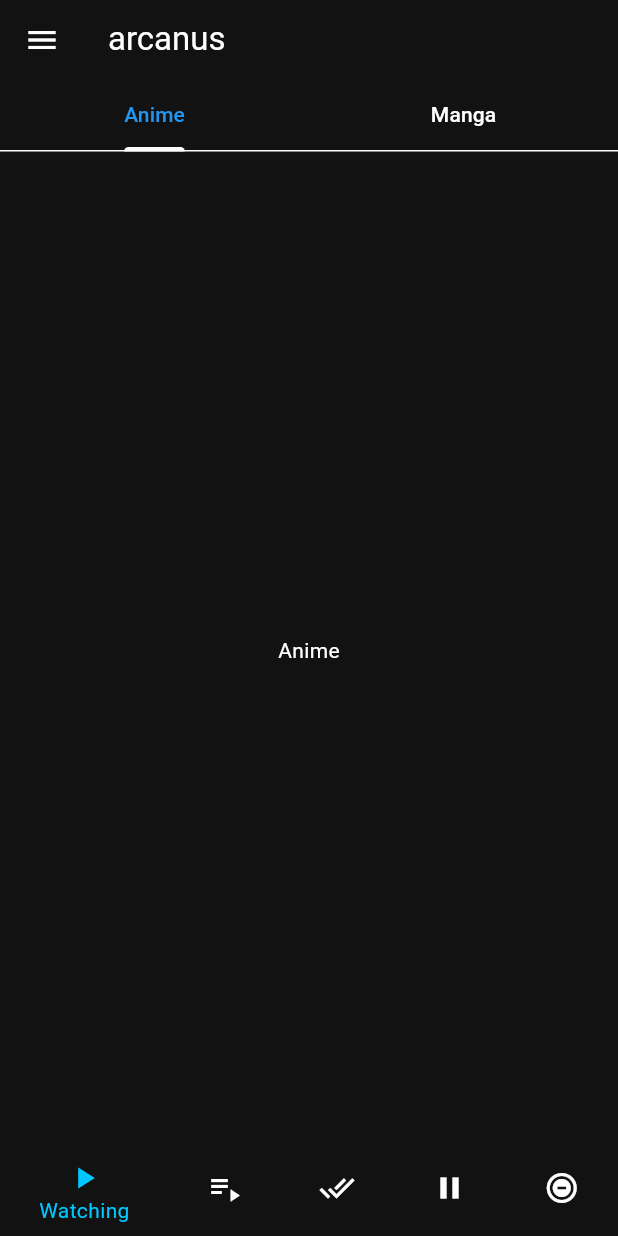
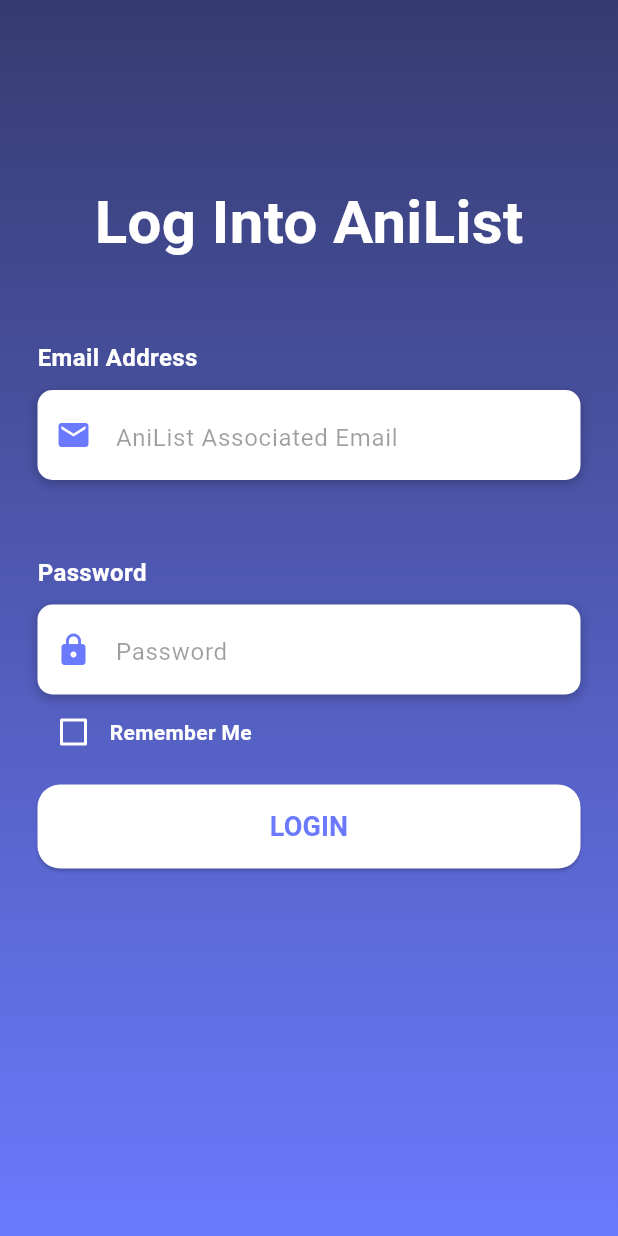
Before and after one commit to yenuGH/arcanus_reborn, a Flutter app: the screen it shows after launch, on a phone screen of 412 x 824 dp. Run offline on Flutter 3.47's test engine with Material 2 defaults, Android fonts, the phone set to English and light mode, and no system bars; our stand-ins replace bloc, equatable, flutter_bloc, graphql_flutter.

Commit message:
create a login page ui

```diff
--- a/lib/main.dart
+++ b/lib/main.dart
@@ -26,7 +26,7 @@ class _MyAppState extends State<MyApp> {
       title: 'Arcanus',
       theme: ArcanusTheme().arcanusTheme,
       //home: const HomePage(title: "arcanus"),
-      initialRoute: "/home_page",
+      initialRoute: "/login_page",
       onGenerateRoute: AppRoutes().onGenerateRoute,
     );
   }
--- /dev/null
+++ b/lib/pages/login_page.dart
@@ -0,0 +1,197 @@
+import 'package:flutter/material.dart';
+import 'package:flutter/services.dart';
+
+class LoginPage extends StatefulWidget {
+  const LoginPage({super.key});
+
+  @override
+  State<LoginPage> createState() => _LoginPageState();
+}
+
+class _LoginPageState extends State<LoginPage> {
+// Widget for 'Remember Me'
+  bool rememberMe = false;
+  Widget buildRememberMe() {
+    return Container(
+      height: 20,
+      child: Row(
+        children: <Widget>[
+          Theme(
+            data: ThemeData(unselectedWidgetColor: Colors.white),
+            child: Checkbox(
+              value: rememberMe,
+              checkColor: Colors.blue,
+              activeColor: Colors.white,
+              onChanged: (value) {
+                setState(() {
+                  rememberMe = value!;
+                });
+              },
+            ),
+          ),
+          const Text(
+            'Remember Me',
+            style: TextStyle(color: Colors.white, fontWeight: FontWeight.bold),
+          )
+        ],
+      ),
+    );
+  }
+
+  // The actual login page
+  @override
+  Widget build(BuildContext context) {
+    return Scaffold(
+        body: AnnotatedRegion<SystemUiOverlayStyle>(
+            value: SystemUiOverlayStyle.dark,
+            child: GestureDetector(
+              child: Stack(
+                children: <Widget>[
+                  Container(
+                    height: double.infinity,
+                    width: double.infinity,
+                    decoration: const BoxDecoration(
+                        // Creating a background
+                        gradient: LinearGradient(
+                            begin: Alignment.topCenter,
+                            end: Alignment.bottomCenter,
+                            colors: [
+                          Color(0x666B7AFD),
+                          Color(0x996B7AFD),
+                          Color(0xcc6B7AFD),
+                          Color(0xff6B7AFD),
+                        ])),
+                    child: SingleChildScrollView(
+                      physics: const AlwaysScrollableScrollPhysics(),
+                      padding: const EdgeInsets.symmetric(
+                        horizontal: 25,
+                        vertical: 120,
+                      ),
+                      // Creating a column for title, widgets/buttons
+                      child: Column(
+                        mainAxisAlignment: MainAxisAlignment.center,
+                        children: <Widget>[
+                          const Text(
+                            'Log Into AniList',
+                            style: TextStyle(
+                                color: Colors.white,
+                                fontSize: 40,
+                                fontWeight: FontWeight.bold),
+                          ),
+                          // Create indent box
+                          // Create email widget
+                          const SizedBox(height: 50),
+                          buildEmail(),
+                          // Create indent box
+                          // Create password widget
+                          const SizedBox(height: 50),
+                          buildPassword(),
+                          const SizedBox(height: 15),
+                          // Create smaller indent box
+                          // Create remember me widget
+                          buildRememberMe(),
+                          // Create login widget/button
+                          buildLoginButton(context),
+                        ],
+                      ),
+                    ),
+                  )
+                ],
+              ),
+            )));
+  }
+
+  Widget buildPassword() {
+  return Column(
+    crossAxisAlignment: CrossAxisAlignment.start,
+    children: <Widget>[
+      const Text(
+        'Password',
+        style: TextStyle(
+            color: Colors.white, fontSize: 16, fontWeight: FontWeight.bold),
+      ),
+      const SizedBox(height: 10),
+      Container(
+        alignment: Alignment.centerLeft,
+        decoration: BoxDecoration(
+            color: Colors.white,
+            borderRadius: BorderRadius.circular(10),
+            boxShadow: const [
+              BoxShadow(
+                  color: Colors.black26, blurRadius: 6, offset: Offset(0, 2))
+            ]),
+        height: 60,
+        child: const TextField(
+          obscureText: true,
+          style: TextStyle(color: Colors.black87),
+          decoration: InputDecoration(
+              border: InputBorder.none,
+              contentPadding: EdgeInsets.only(top: 14),
+              prefixIcon: Icon(Icons.lock, color: Color(0xff6B7AFD)),
+              hintText: 'Password',
+              hintStyle: TextStyle(color: Colors.black38)),
+        ),
+      )
+    ]);
+  }
+
+  Widget buildEmail() {
+  return Column(
+    crossAxisAlignment: CrossAxisAlignment.start,
+    children: <Widget>[
+      const Text(
+        'Email Address',
+        style: TextStyle(
+            color: Colors.white, fontSize: 16, fontWeight: FontWeight.bold),
+      ),
+      const SizedBox(height: 10),
+      Container(
+        alignment: Alignment.centerLeft,
+        decoration: BoxDecoration(
+            color: Colors.white,
+            borderRadius: BorderRadius.circular(10),
+            boxShadow: const [
+              BoxShadow(
+                  color: Colors.black26, blurRadius: 6, offset: Offset(0, 2))
+            ]),
+        height: 60,
+        child: const TextField(
+          keyboardType: TextInputType.emailAddress,
+          style: TextStyle(color: Colors.black87),
+          decoration: InputDecoration(
+              border: InputBorder.none,
+              contentPadding: EdgeInsets.only(top: 14),
+              prefixIcon: Icon(Icons.email, color: Color(0xff6B7AFD)),
+              hintText: 'AniList Associated Email',
+              hintStyle: TextStyle(color: Colors.black38)),
+        ),
+      )
+    ]);
+  }
+
+  Widget buildLoginButton(BuildContext context) {
+    return Container(
+      padding: const EdgeInsets.symmetric(vertical: 25),
+      width: double.infinity,
+      child: ElevatedButton(
+        onPressed: () {
+          Navigator.pushReplacementNamed(context, "/home_page");
+        },
+        style: ElevatedButton.styleFrom(
+          primary: Colors.white,
+          padding: const EdgeInsets.all(15),
+          shape: RoundedRectangleBorder(
+            borderRadius: BorderRadius.circular(15),
+          ),
+        ),
+        child: const Text(
+          'LOGIN',
+          style: TextStyle(
+              color: Color(0xff6B7AFD),
+              fontSize: 18,
+              fontWeight: FontWeight.bold),
+        ),
+      ),
+    );
+  }
+}
--- a/lib/routes/app_routes.dart
+++ b/lib/routes/app_routes.dart
@@ -1,6 +1,7 @@
 import 'package:arcanus_reborn/controllers/cubits/tab_bar/tab_bar_cubit.dart';
 import 'package:arcanus_reborn/controllers/blocs/search_media/search_media_bloc.dart';
 import 'package:arcanus_reborn/pages/home_page.dart';
+import 'package:arcanus_reborn/pages/login_page.dart';
 import 'package:arcanus_reborn/pages/search_page.dart';
 import 'package:arcanus_reborn/pages/settings_page.dart';
 import 'package:flutter/material.dart';
@@ -12,6 +13,11 @@ class AppRoutes {
 
   Route? onGenerateRoute(RouteSettings routeSettings){
     switch (routeSettings.name){
+      case "/login_page": {
+        return MaterialPageRoute(
+          builder: (_) => const LoginPage(),
+        );
+      }
       case "/home_page": {
         return MaterialPageRoute(
           builder: (_) => BlocProvider.value(
```
